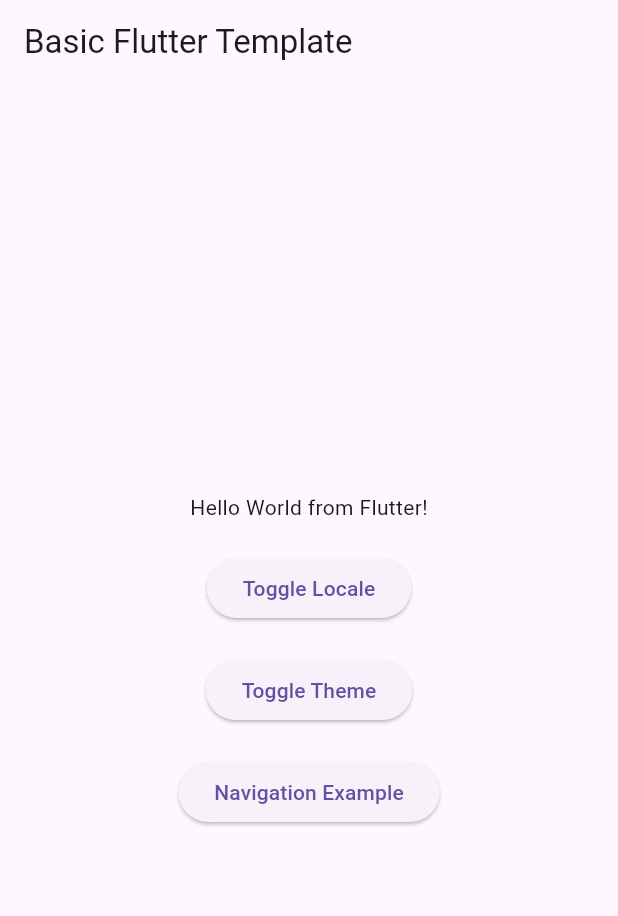
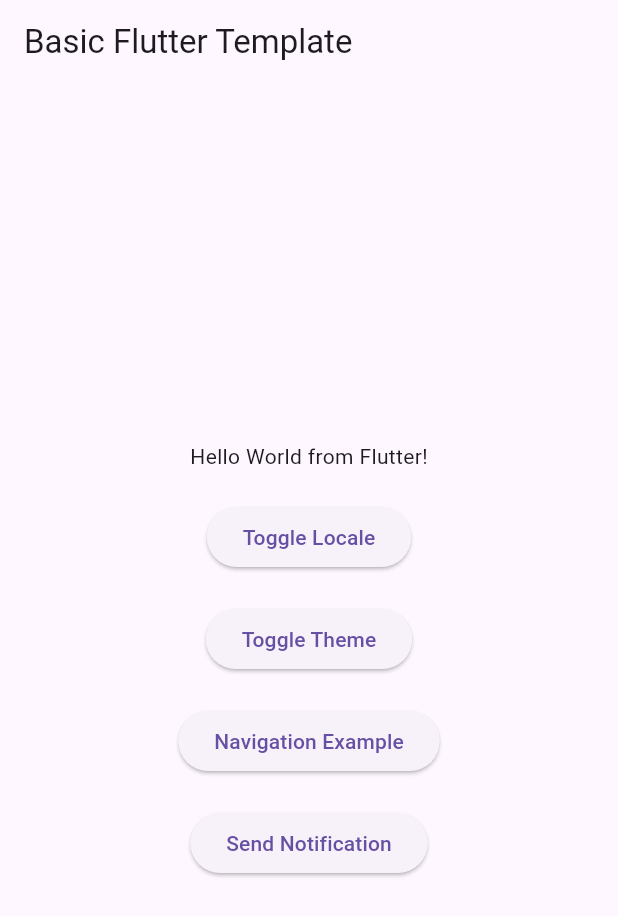
Before and after one commit to maxj4/basic_flutter_template, a Flutter app: the screen it shows after launch, on a phone screen of 412 x 824 dp. Shown: the top 916 px of the screen. Run offline on Flutter 3.47's test engine with Material 3 defaults, Android fonts, the phone set to English and light mode, and no system bars; our stand-ins replace flutter_local_notifications, go_router, shared_preferences; generated files the repository leaves out were written again.

Commit message:
add flutter_local_notifications to display notifications

```diff
--- a/lib/l10n/app_de.arb
+++ b/lib/l10n/app_de.arb
@@ -3,5 +3,8 @@
     "toggleLocale": "Sprache ändern",
     "toggleTheme": "Theme ändern",
     "navExampleGo": "Navigationsbeispiel",
-    "navExampleBack": "Zurück"
+    "navExampleBack": "Zurück",
+    "notifExample": "Benachrichtigung senden",
+    "notifTitle": "Beispielbenachrichtigung",
+    "notifBody": "Das ist eine Beispielbenachrichtigung."
 }
--- a/lib/l10n/app_en.arb
+++ b/lib/l10n/app_en.arb
@@ -12,5 +12,8 @@
     "toggleLocale": "Toggle Locale",
     "toggleTheme": "Toggle Theme",
     "navExampleGo": "Navigation Example",
-    "navExampleBack": "Go Back"
+    "navExampleBack": "Go Back",
+    "notifExample": "Send Notification",
+    "notifTitle": "Notification Example",
+    "notifBody": "This is an example Notification."
   }
--- a/lib/main.dart
+++ b/lib/main.dart
@@ -1,11 +1,14 @@
 import 'package:basic_flutter_template/providers/locale_provider.dart';
 import 'package:basic_flutter_template/providers/theme_provider.dart';
 import 'package:basic_flutter_template/router_config.dart';
+import 'package:basic_flutter_template/services/notification_service.dart';
 import 'package:flutter/material.dart';
 import 'package:flutter_gen/gen_l10n/app_localizations.dart';
 import 'package:provider/provider.dart';
 
 void main() {
+  WidgetsFlutterBinding.ensureInitialized();
+  NotificationService.initialize();
   runApp(
     MultiProvider(
       providers: [
--- /dev/null
+++ b/lib/services/notification_service.dart
@@ -0,0 +1,38 @@
+import 'package:flutter_local_notifications/flutter_local_notifications.dart';
+
+class NotificationService {
+  static final FlutterLocalNotificationsPlugin _notificationsPlugin =
+      FlutterLocalNotificationsPlugin();
+
+  static void initialize() {
+    const InitializationSettings initializationSettings =
+        InitializationSettings(
+      android: AndroidInitializationSettings('@mipmap/ic_launcher'),
+      iOS: DarwinInitializationSettings(),
+    );
+
+    _notificationsPlugin.initialize(initializationSettings);
+  }
+
+  static Future<void> showNotification({
+    required String title,
+    required String body,
+  }) async {
+    const NotificationDetails notificationDetails = NotificationDetails(
+      android: AndroidNotificationDetails(
+        'channel_id',
+        'channel_name',
+        importance: Importance.max,
+        priority: Priority.high,
+      ),
+      iOS: DarwinNotificationDetails(),
+    );
+
+    await _notificationsPlugin.show(
+      0,
+      title,
+      body,
+      notificationDetails,
+    );
+  }
+}
--- a/lib/ui/pages/my_home_page.dart
+++ b/lib/ui/pages/my_home_page.dart
@@ -1,5 +1,6 @@
 import 'package:basic_flutter_template/providers/locale_provider.dart';
 import 'package:basic_flutter_template/providers/theme_provider.dart';
+import 'package:basic_flutter_template/services/notification_service.dart';
 import 'package:basic_flutter_template/utils/extensions/buildcontext/loc.dart';
 import 'package:flutter/material.dart';
 import 'package:go_router/go_router.dart';
@@ -40,6 +41,14 @@ class MyHomePage extends StatelessWidget {
               },
               child: Text(context.loc.navExampleGo),
             ),
+            const SizedBox(height: 20),
+            ElevatedButton(
+              onPressed: () {
+                NotificationService.showNotification(
+                    title: context.loc.notifTitle, body: context.loc.notifBody);
+              },
+              child: Text(context.loc.notifExample),
+            ),
           ],
         ),
       ),
--- a/pubspec.yaml
+++ b/pubspec.yaml
@@ -41,6 +41,7 @@ dependencies:
   go_router: ^14.1.4
   provider: ^6.1.2
   shared_preferences: ^2.2.3
+  flutter_local_notifications: ^17.1.2
 
 dev_dependencies:
   flutter_test:
```
Also changed, not shown: pubspec.lock, 3 other files.
